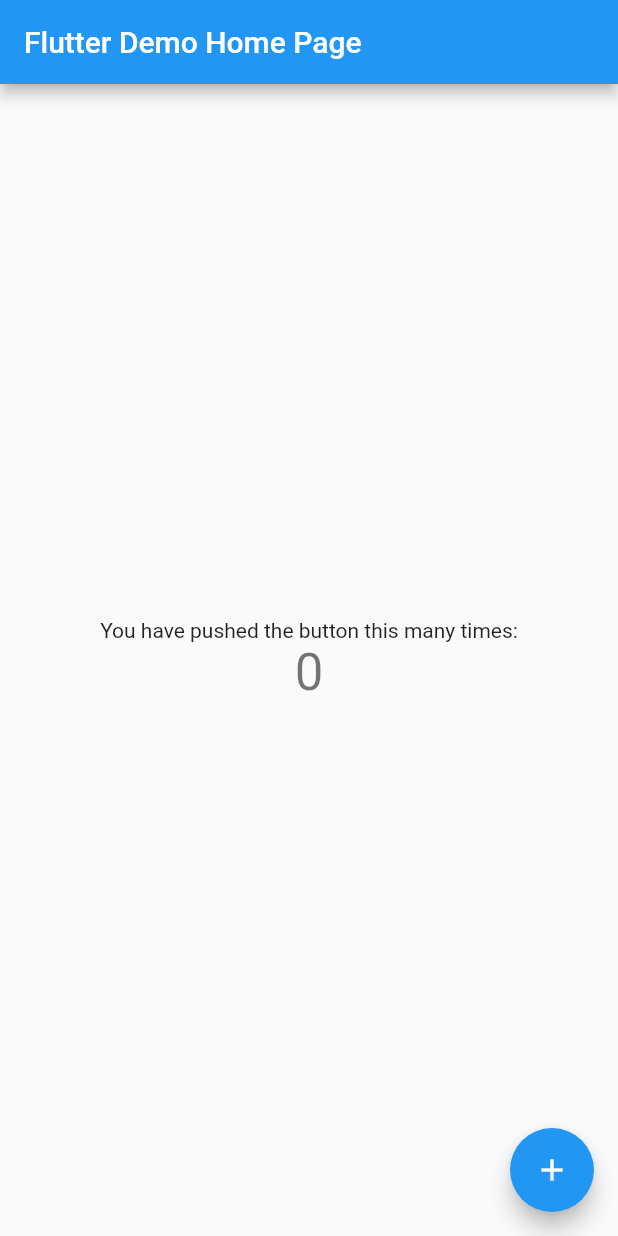
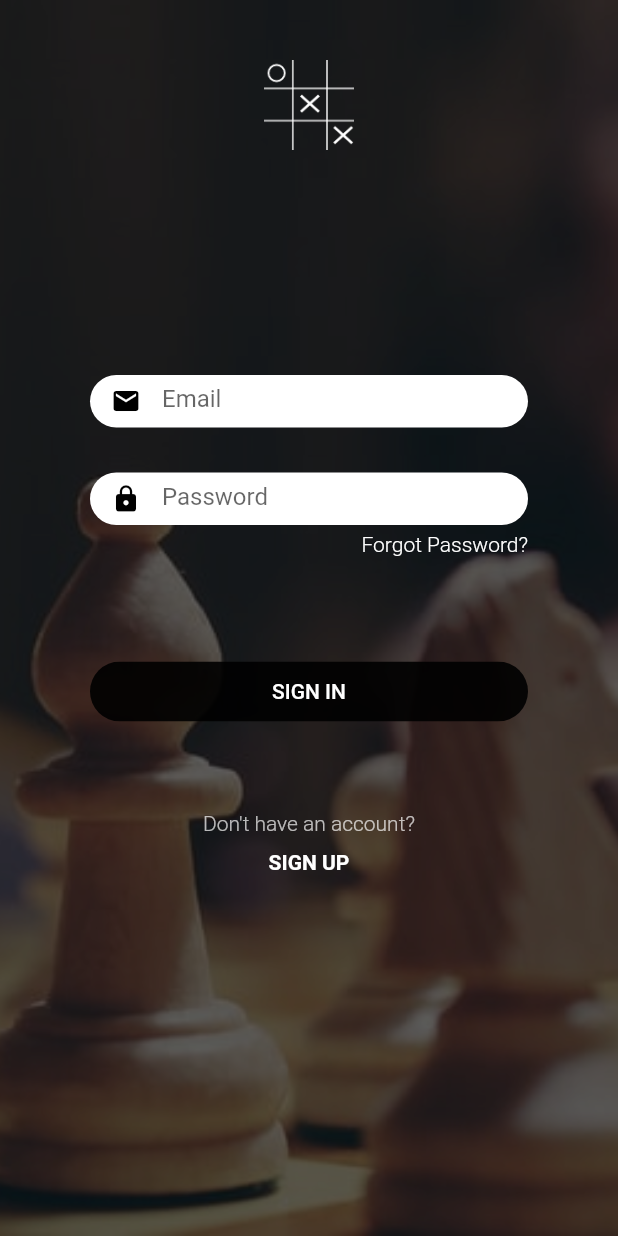
Before and after one commit to gyatashoa/Tic-tac-toe-flutter, a Flutter app: the screen it shows after launch, on a phone screen of 412 x 824 dp. Run offline on Flutter 3.47's test engine with Material 2 defaults, Android fonts, the phone set to English and light mode, and no system bars.

Commit message:
splash and login done

```diff
--- a/lib/main.dart
+++ b/lib/main.dart
@@ -1,4 +1,6 @@
 import 'package:flutter/material.dart';
+import 'package:tic_tac_toe_game/views/login.dart';
+import 'package:tic_tac_toe_game/views/splash.dart';
 
 void main() {
   runApp(MyApp());
@@ -9,6 +11,9 @@ class MyApp extends StatelessWidget {
   @override
   Widget build(BuildContext context) {
     return MaterialApp(
+      routes: {
+        '/login': (context) =>Login()
+      },
       title: 'Flutter Demo',
       theme: ThemeData(
         // This is the theme of your application.
@@ -26,92 +31,7 @@ class MyApp extends StatelessWidget {
         // closer together (more dense) than on mobile platforms.
         visualDensity: VisualDensity.adaptivePlatformDensity,
       ),
-      home: MyHomePage(title: 'Flutter Demo Home Page'),
+      home: SplashScreen(),
     );
   }
 }
-
-class MyHomePage extends StatefulWidget {
-  MyHomePage({Key key, this.title}) : super(key: key);
-
-  // This widget is the home page of your application. It is stateful, meaning
-  // that it has a State object (defined below) that contains fields that affect
-  // how it looks.
-
-  // This class is the configuration for the state. It holds the values (in this
-  // case the title) provided by the parent (in this case the App widget) and
-  // used by the build method of the State. Fields in a Widget subclass are
-  // always marked "final".
-
-  final String title;
-
-  @override
-  _MyHomePageState createState() => _MyHomePageState();
-}
-
-class _MyHomePageState extends State<MyHomePage> {
-  int _counter = 0;
-
-  void _incrementCounter() {
-    setState(() {
-      // This call to setState tells the Flutter framework that something has
-      // changed in this State, which causes it to rerun the build method below
-      // so that the display can reflect the updated values. If we changed
-      // _counter without calling setState(), then the build method would not be
-      // called again, and so nothing would appear to happen.
-      _counter++;
-    });
-  }
-
-  @override
-  Widget build(BuildContext context) {
-    // This method is rerun every time setState is called, for instance as done
-    // by the _incrementCounter method above.
-    //
-    // The Flutter framework has been optimized to make rerunning build methods
-    // fast, so that you can just rebuild anything that needs updating rather
-    // than having to individually change instances of widgets.
-    return Scaffold(
-      appBar: AppBar(
-        // Here we take the value from the MyHomePage object that was created by
-        // the App.build method, and use it to set our appbar title.
-        title: Text(widget.title),
-      ),
-      body: Center(
-        // Center is a layout widget. It takes a single child and positions it
-        // in the middle of the parent.
-        child: Column(
-          // Column is also a layout widget. It takes a list of children and
-          // arranges them vertically. By default, it sizes itself to fit its
-          // children horizontally, and tries to be as tall as its parent.
-          //
-          // Invoke "debug painting" (press "p" in the console, choose the
-          // "Toggle Debug Paint" action from the Flutter Inspector in Android
-          // Studio, or the "Toggle Debug Paint" command in Visual Studio Code)
-          // to see the wireframe for each widget.
-          //
-          // Column has various properties to control how it sizes itself and
-          // how it positions its children. Here we use mainAxisAlignment to
-          // center the children vertically; the main axis here is the vertical
-          // axis because Columns are vertical (the cross axis would be
-          // horizontal).
-          mainAxisAlignment: MainAxisAlignment.center,
-          children: <Widget>[
-            Text(
-              'You have pushed the button this many times:',
-            ),
-            Text(
-              '$_counter',
-              style: Theme.of(context).textTheme.headline4,
-            ),
-          ],
-        ),
-      ),
-      floatingActionButton: FloatingActionButton(
-        onPressed: _incrementCounter,
-        tooltip: 'Increment',
-        child: Icon(Icons.add),
-      ), // This trailing comma makes auto-formatting nicer for build methods.
-    );
-  }
-}
--- /dev/null
+++ b/lib/views/login.dart
@@ -0,0 +1,96 @@
+import 'package:flutter/material.dart';
+import 'package:tic_tac_toe_game/widgets/background.dart';
+import 'package:tic_tac_toe_game/widgets/customTextField.dart';
+
+class Login extends StatelessWidget {
+  @override
+  Widget build(BuildContext context) {
+    return Scaffold(
+      body: Stack(children: [
+        Background(),
+        Positioned.fill(
+            child: Padding(
+          padding: EdgeInsets.symmetric(horizontal: 60),
+          child: SingleChildScrollView(
+            physics: BouncingScrollPhysics(),
+            child: Column(
+              mainAxisAlignment: MainAxisAlignment.center,
+              children: <Widget>[
+                SizedBox(
+                  height: 40,
+                ),
+                Container(
+                    height: 60,
+                    width: 60,
+                    child: Image.asset(
+                      "assets/images/icon-sm.png",
+                      fit: BoxFit.cover,
+                    )),
+                SizedBox(
+                  height: 150,
+                ),
+                Align(
+                  alignment: Alignment.center,
+                  child: Column(children: [
+                    CustomTextField(
+                      "Email",
+                      icon: Icons.mail,
+                    ),
+                    SizedBox(height: 30),
+                    CustomTextField(
+                      "Password",
+                      icon: Icons.lock,
+                      isPassword: true,
+                    ),
+                    SizedBox(height: 5),
+                    Align(
+                      alignment: Alignment.centerRight,
+                      child: Text("Forgot Password?",
+                          style: TextStyle(
+                              color: Colors.white,
+                              fontSize: 14,
+                              fontWeight: FontWeight.w300)),
+                    ),
+                    SizedBox(height: 70),
+                    ClipRRect(
+                      borderRadius: BorderRadius.circular(20),
+                      child: Container(
+                        width: double.infinity,
+                        height: 40,
+                        child: FlatButton(
+                          onPressed: () {},
+                          child: Text(
+                            "SIGN IN",
+                            style: TextStyle(color: Colors.white),
+                          ),
+                          color: Colors.black.withOpacity(0.9),
+                        ),
+                      ),
+                    ),
+                  ]),
+                ),
+                SizedBox(height: 60),
+                Text(
+                  "Don't have an account?",
+                  style: TextStyle(
+                      color: Colors.white.withOpacity(0.7),
+                      fontSize: 14,
+                      fontWeight: FontWeight.w300),
+                ),
+                SizedBox(height: 10),
+                InkWell(
+                    onTap: () {},
+                    child: Text("SIGN UP",
+                        style: TextStyle(
+                            fontWeight: FontWeight.w600, color: Colors.white))),
+                SizedBox(
+                  height: 10,
+                )
+              ],
+            ),
+          ),
+        )),
+      ]),
+    );
+  }
+}
--- /dev/null
+++ b/lib/views/splash.dart
@@ -0,0 +1,50 @@
+
+import 'dart:async';
+import 'package:flutter/material.dart';
+import 'package:tic_tac_toe_game/widgets/background.dart';
+
+class SplashScreen extends StatefulWidget {
+  @override
+  _SplashScreenState createState() => _SplashScreenState();
+}
+
+class _SplashScreenState extends State<SplashScreen> {
+  void _navigate(){
+    Navigator.of(context).pushNamed("/login");
+  }
+
+
+  @override
+  void initState() {
+    // TODO: implement initState
+    super.initState();
+   Timer(Duration(seconds: 5),_navigate);
+  }
+  @override
+  Widget build(BuildContext context) {
+    return Scaffold(
+        body: Stack(
+      children: <Widget>[
+        Background(),
+        Positioned.fill(child:Column(
+          mainAxisAlignment: MainAxisAlignment.center,
+          children: <Widget>[
+            Text("TIC TAC TOE",style: _headerStyle(),),
+            SizedBox(height: 70),
+            Container(
+              height: 200,
+              width: 200,
+              child: Image.asset("assets/images/icon-lg.png",fit: BoxFit.cover,),)
+          ],
+        ))
+      ],
+    ));  }
+
+    TextStyle _headerStyle(){
+      return TextStyle(
+        color: Colors.white,
+        fontSize: 30,
+        fontWeight: FontWeight.w300
+      );
+    }
+}
--- /dev/null
+++ b/lib/widgets/background.dart
@@ -0,0 +1,18 @@
+import 'package:flutter/material.dart';
+
+class Background extends StatelessWidget {
+  @override
+  Widget build(BuildContext context) {
+    return Stack(children: [
+      Positioned.fill(
+          child: Image.asset(
+        "assets/images/chess.jpg",
+        fit: BoxFit.cover,
+      )),
+      Positioned.fill(
+          child: Container(
+        color: Colors.black.withOpacity(0.6),
+      )),
+    ]);
+  }
+}
--- /dev/null
+++ b/lib/widgets/customTextField.dart
@@ -0,0 +1,29 @@
+import 'package:flutter/material.dart';
+
+class CustomTextField extends StatelessWidget {
+  CustomTextField(this.hintText,{@required this.icon,this.isPassword = false});
+  bool isPassword;
+  IconData icon;
+  String hintText;
+  @override
+  Widget build(BuildContext context) {
+    return Container(
+      height: 35,
+      width: double.infinity,
+      decoration: BoxDecoration(
+          color: Colors.white, borderRadius: BorderRadius.circular(20)),
+      child: TextField(
+        obscureText: isPassword,
+        cursorColor: Colors.black,
+        decoration: InputDecoration(
+            hintText: hintText,
+            border: InputBorder.none,
+            prefixIcon: Icon(
+              icon,
+              color: Colors.black,
+              size: 20,
+            )),
+      ),
+    );
+  }
+}
--- a/pubspec.yaml
+++ b/pubspec.yaml
@@ -45,8 +45,8 @@ flutter:
   uses-material-design: true
 
   # To add assets to your application, add an assets section, like this:
-  # assets:
-  #   - images/a_dot_burr.jpeg
+  assets:
+    - assets/images/
   #   - images/a_dot_ham.jpeg
 
   # An image asset can refer to one or more resolution-specific "variants", see
```
Also changed, not shown: assets/images/chess.jpg (added), assets/images/icon-lg.png (added), assets/images/icon-sm.png (added).
